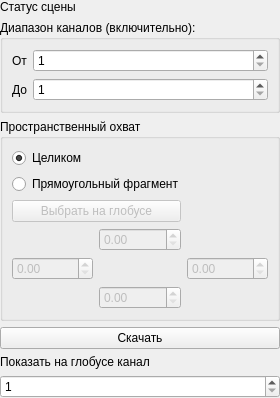
Qt form src/geoPortal/ui/SceneOperationsWidget.ui (AlexBobkov/hyexplorer) before a commit.
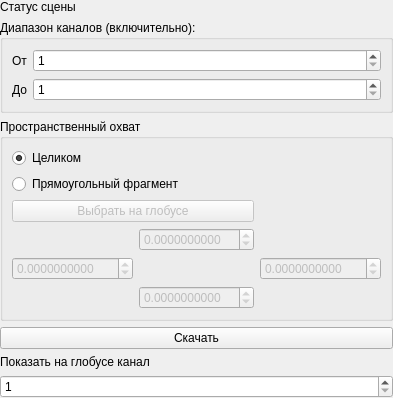
The same form after that commit.

```diff
--- a/src/geoPortal/ui/SceneOperationsWidget.ui
+++ b/src/geoPortal/ui/SceneOperationsWidget.ui
@@ -108,6 +108,15 @@
         <property name="enabled">
          <bool>false</bool>
         </property>
+        <property name="decimals">
+         <number>10</number>
+        </property>
+        <property name="minimum">
+         <double>-90.000000000000000</double>
+        </property>
+        <property name="maximum">
+         <double>90.000000000000000</double>
+        </property>
        </widget>
       </item>
       <item row="4" column="0">
@@ -115,6 +124,15 @@
         <property name="enabled">
          <bool>false</bool>
         </property>
+        <property name="decimals">
+         <number>10</number>
+        </property>
+        <property name="minimum">
+         <double>-180.000000000000000</double>
+        </property>
+        <property name="maximum">
+         <double>180.000000000000000</double>
+        </property>
        </widget>
       </item>
       <item row="4" column="2">
@@ -122,6 +140,15 @@
         <property name="enabled">
          <bool>false</bool>
         </property>
+        <property name="decimals">
+         <number>10</number>
+        </property>
+        <property name="minimum">
+         <double>-180.000000000000000</double>
+        </property>
+        <property name="maximum">
+         <double>180.000000000000000</double>
+        </property>
        </widget>
       </item>
       <item row="5" column="1">
@@ -129,6 +156,15 @@
         <property name="enabled">
          <bool>false</bool>
         </property>
+        <property name="decimals">
+         <number>10</number>
+        </property>
+        <property name="minimum">
+         <double>-90.000000000000000</double>
+        </property>
+        <property name="maximum">
+         <double>90.000000000000000</double>
+        </property>
        </widget>
       </item>
      </layout>
```
